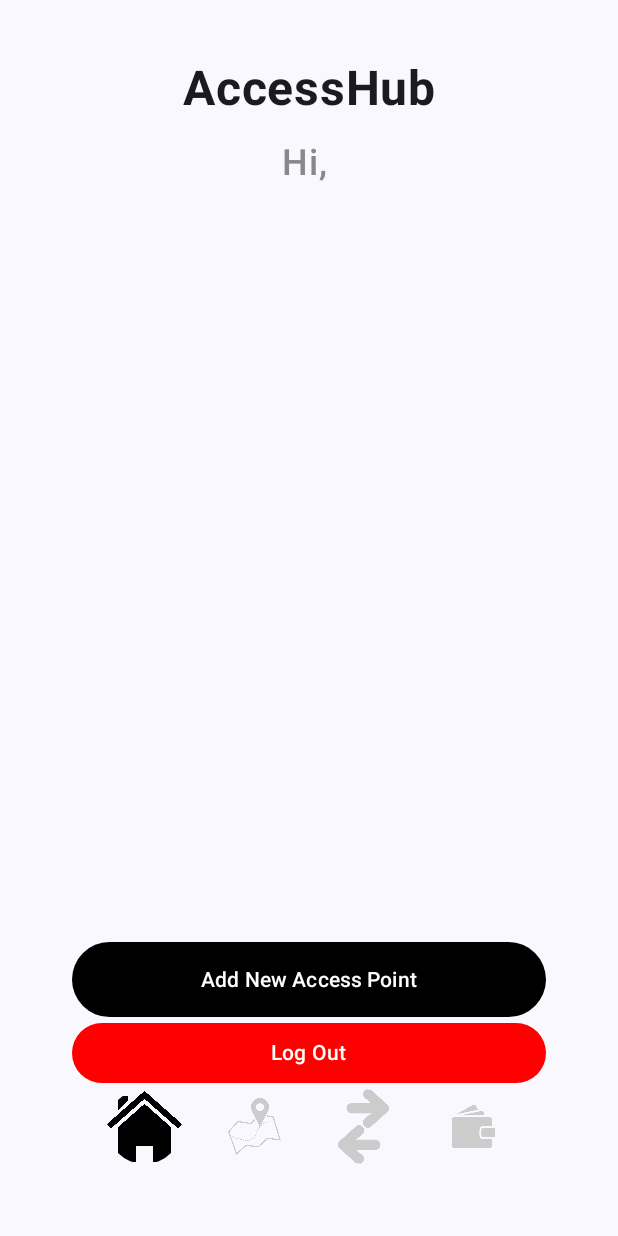
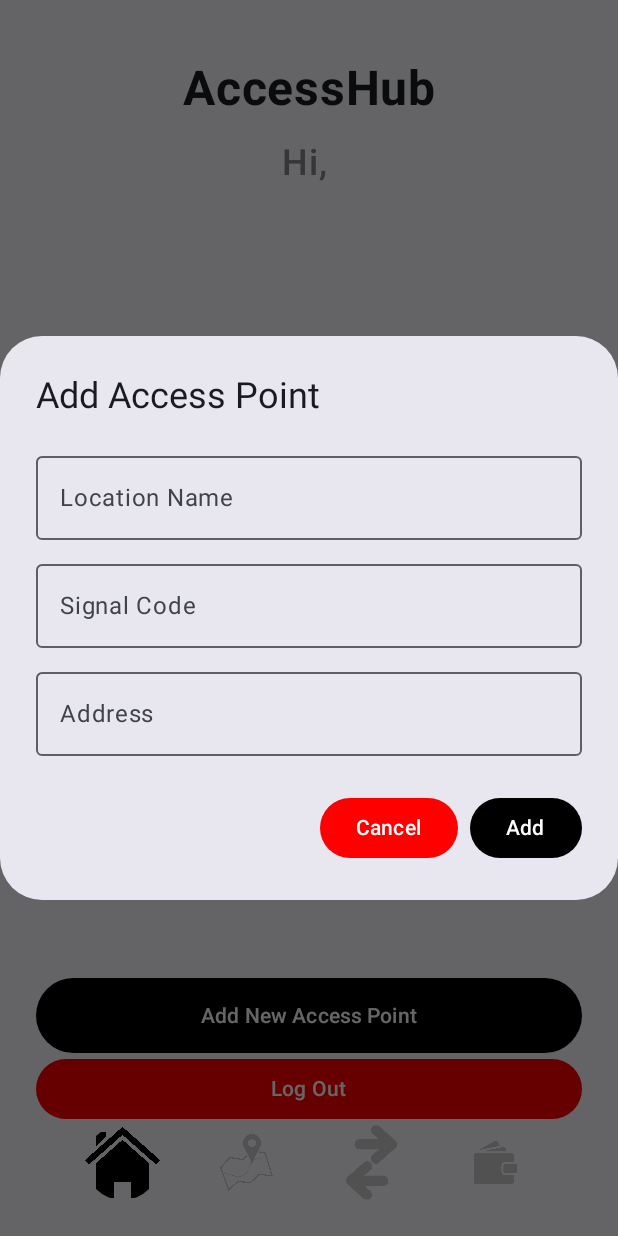
Before and after one commit to cosminpetcu/proiect_bariera_sma_chs, an Android app built with Jetpack Compose: the composable HomePage shown on its own in the app's theme, after a tap on "Add New Access Point", on a phone screen of 412 x 824 dp. Run offline under Robolectric (Android 15) with nearby library versions, the light colour scheme and no system bars; our stand-ins replace Firebase (no records; nobody signed in at launch, a user with empty details on screens opened directly).

Commit message:
Implementare Add access point
Am adaugat functionalitatea pentru add access point, stocare locala, schimbat in lazycolumn pentru a afisa mai usor punctele de access, afisarea punctelor de access

```diff
--- a/app/build.gradle.kts
+++ b/app/build.gradle.kts
@@ -52,6 +52,11 @@ dependencies {
     implementation(libs.androidx.ui.tooling.preview)
     implementation(libs.androidx.material3)
 
+    implementation ("androidx.compose.ui:ui:1.5.0")
+    implementation ("androidx.compose.material3:material3:1.2.0")
+    implementation ("androidx.compose.ui:ui-tooling-preview:1.5.0")
+    implementation ("androidx.compose.ui:ui-graphics:1.5.0")
+
     // Google Maps dependencies
     implementation("com.google.android.gms:play-services-maps:18.1.0")
     implementation("com.google.maps.android:maps-compose:2.14.0")
--- a/app/src/main/java/com/example/smaproject_1/HomePage.kt
+++ b/app/src/main/java/com/example/smaproject_1/HomePage.kt
@@ -1,6 +1,7 @@
 package com.example.smaproject_1
 
 import androidx.compose.foundation.layout.*
+import androidx.compose.foundation.lazy.LazyColumn
 import androidx.compose.material3.*
 import androidx.compose.runtime.*
 import androidx.compose.ui.Alignment
@@ -21,11 +22,19 @@ fun HomePage(
 ) {
     val auth = FirebaseAuth.getInstance()
     val user = auth.currentUser
-    val displayName = user?.displayName ?: user?.email?.split("@")?.get(0) ?: "User" // Extrage numele din email
+    val displayName = user?.displayName ?: user?.email?.split("@")?.get(0) ?: "User"
+
+    // State pentru dialog și lista de puncte de acces
+    var showDialog by remember { mutableStateOf(false) }
+    var locationName by remember { mutableStateOf("") }
+    var signalCode by remember { mutableStateOf("") }
+    var address by remember { mutableStateOf("") }
+    val accessPoints = remember { mutableStateListOf<AccessPoint>() }
 
     Column(
         modifier = Modifier
-            .padding(24.dp),
+            .padding(24.dp)
+            .fillMaxSize(),
         verticalArrangement = Arrangement.SpaceBetween,
         horizontalAlignment = Alignment.CenterHorizontally
     ) {
@@ -46,17 +55,51 @@ fun HomePage(
             )
         }
 
-        Column(
-            modifier = Modifier
-                .fillMaxSize()
-                .padding(24.dp),
-            verticalArrangement = Arrangement.Bottom,
-            horizontalAlignment = Alignment.CenterHorizontally
+        // Lista punctelor de acces
+        LazyColumn(
+            modifier = Modifier.weight(1f),
+            verticalArrangement = Arrangement.spacedBy(8.dp)
         ) {
+            items(accessPoints.size) { index ->
+                val point = accessPoints[index]
+                Card(
+                    modifier = Modifier.fillMaxWidth(),
+                    colors = CardDefaults.cardColors(containerColor = Color(0xFFF5F5F5))
+                ) {
+                    Row(
+                        modifier = Modifier
+                            .padding(16.dp)
+                            .fillMaxWidth(),
+                        horizontalArrangement = Arrangement.SpaceBetween,
+                        verticalAlignment = Alignment.CenterVertically
+                    ) {
+                        Column {
+                            Text(
+                                text = point.name,
+                                fontSize = 18.sp,
+                                fontWeight = FontWeight.Bold
+                            )
+                            Text(
+                                text = point.address,
+                                fontSize = 14.sp,
+                                color = Color.Gray
+                            )
+                        }
+                        Button(
+                            onClick = { /* Funcționalitatea butonului Play */ },
+                            colors = ButtonDefaults.buttonColors(containerColor = Color.Green)
+                        ) {
+                            Text("Play", color = Color.White)
+                        }
+                    }
+                }
+            }
+        }
 
-            // Buton jos
+        // Butoane de jos
+        Column(horizontalAlignment = Alignment.CenterHorizontally) {
             Button(
-                onClick = { /* Aici poți adăuga acțiunea pentru adăugarea unui punct de acces */ },
+                onClick = { showDialog = true },
                 modifier = Modifier
                     .fillMaxWidth()
                     .height(50.dp),
@@ -65,7 +108,6 @@ fun HomePage(
                 Text("Add New Access Point", color = Color.White)
             }
 
-            // Buton de log out
             Button(
                 onClick = {
                     FirebaseAuth.getInstance().signOut()
@@ -81,58 +123,109 @@ fun HomePage(
                 modifier = Modifier.fillMaxWidth(),
                 horizontalArrangement = Arrangement.SpaceEvenly
             ) {
-                // Buton Home - Gri
+                // Butoane de navigare
                 IconButton(
                     onClick = { /* Rămâne pe pagina curentă */ },
                     modifier = Modifier.size(50.dp)
                 ) {
                     Icon(
-                        painter = painterResource(id = R.drawable.home), // Imaginea pentru Home
+                        painter = painterResource(id = R.drawable.home),
                         contentDescription = "Home",
                         tint = Color.Black,
                         modifier = Modifier.fillMaxSize()
                     )
                 }
-
-                // Buton Map
                 IconButton(
-                    onClick = { onNavigateToMapPage() }, // Navighează la MapPage
+                    onClick = { onNavigateToMapPage() },
                     modifier = Modifier.size(50.dp)
                 ) {
                     Icon(
-                        painter = painterResource(id = R.drawable.map), // Imaginea pentru Map
+                        painter = painterResource(id = R.drawable.map),
                         contentDescription = "Map",
-                        tint = Color.LightGray, // Deschis pentru celelalte butoane
+                        tint = Color.LightGray,
                         modifier = Modifier.fillMaxSize()
                     )
                 }
-
-                // Buton Switch
                 IconButton(
                     onClick = { onNavigateToSwitchPage() },
                     modifier = Modifier.size(50.dp)
                 ) {
                     Icon(
-                        painter = painterResource(id = R.drawable.sageti), // Imaginea pentru Switch
+                        painter = painterResource(id = R.drawable.sageti),
                         contentDescription = "Switch",
-                        tint = Color.LightGray, // Deschis pentru celelalte butoane
+                        tint = Color.LightGray,
                         modifier = Modifier.fillMaxSize()
                     )
                 }
-
-                // Buton Wallet
                 IconButton(
                     onClick = { onNavigateToWalletPage() },
                     modifier = Modifier.size(50.dp)
                 ) {
                     Icon(
-                        painter = painterResource(id = R.drawable.wallet), // Imaginea pentru Wallet
+                        painter = painterResource(id = R.drawable.wallet),
                         contentDescription = "Wallet",
-                        tint = Color.LightGray, // Deschis pentru celelalte butoane
+                        tint = Color.LightGray,
                         modifier = Modifier.fillMaxSize()
                     )
                 }
             }
         }
+
+        // Dialog pentru adăugarea unui punct de acces
+        if (showDialog) {
+            AlertDialog(
+                onDismissRequest = { showDialog = false },
+                title = { Text("Add Access Point") },
+                text = {
+                    Column {
+                        OutlinedTextField(
+                            value = locationName,
+                            onValueChange = { locationName = it },
+                            label = { Text("Location Name") },
+                            modifier = Modifier.fillMaxWidth()
+                        )
+                        Spacer(modifier = Modifier.height(8.dp))
+                        OutlinedTextField(
+                            value = signalCode,
+                            onValueChange = { signalCode = it },
+                            label = { Text("Signal Code") },
+                            modifier = Modifier.fillMaxWidth()
+                        )
+                        Spacer(modifier = Modifier.height(8.dp))
+                        OutlinedTextField(
+                            value = address,
+                            onValueChange = { address = it },
+                            label = { Text("Address") },
+                            modifier = Modifier.fillMaxWidth()
+                        )
+                    }
+                },
+                confirmButton = {
+                    Button(
+                        onClick = {
+                            accessPoints.add(AccessPoint(locationName, signalCode, address))
+                            showDialog = false
+                            locationName = ""
+                            signalCode = ""
+                            address = ""
+                        },
+                        colors = ButtonDefaults.buttonColors(containerColor = Color.Black)
+                    ) {
+                        Text("Add", color = Color.White)
+                    }
+                },
+                dismissButton = {
+                    Button(
+                        onClick = { showDialog = false },
+                        colors = ButtonDefaults.buttonColors(containerColor = Color.Red)
+                    ) {
+                        Text("Cancel", color = Color.White)
+                    }
+                }
+            )
+        }
     }
 }
+
+// Structură pentru punctele de acces
+data class AccessPoint(val name: String, val code: String, val address: String)
```
